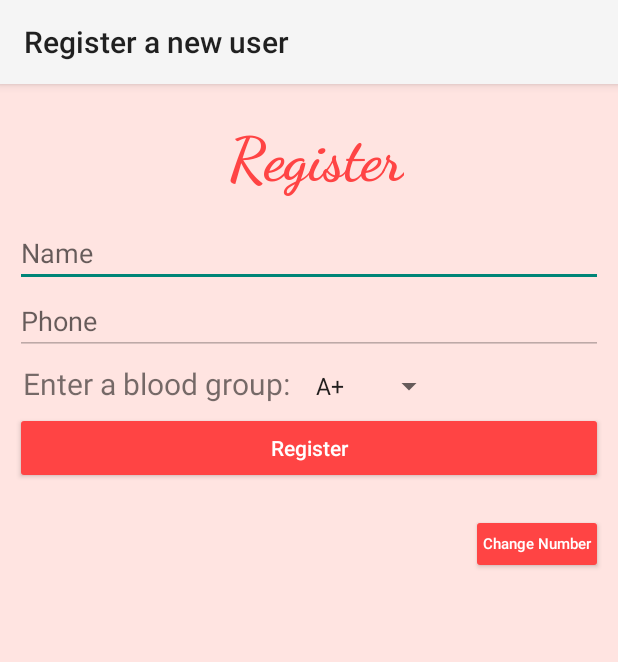
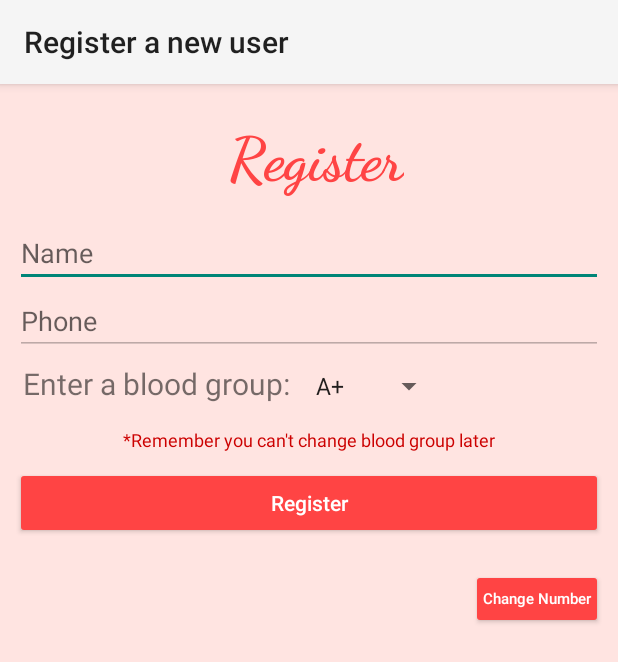
Before and after one commit to asifsabir4you/bloodbank, an Android app: the RegistrationActivity screen opened directly, with no data from a screen before it, on a phone screen of 412 x 824 dp. Shown: the top 662 px of the screen. Run offline under Robolectric (Android 15) with nearby library versions, the phone set to English and light mode, and no system bars; our stand-ins replace Firebase (no records; nobody signed in at launch, a user with empty details on screens opened directly).

Commit message:
splash progress and UI update

```diff
--- a/app/src/main/AndroidManifest.xml
+++ b/app/src/main/AndroidManifest.xml
@@ -25,7 +25,7 @@
 
         <activity
             android:name=".SplashScreen"
-            android:theme="@android:style/Theme.Light.NoTitleBar">
+            android:theme="@style/AppTheme.NoActionBar">
             <intent-filter>
                 <action android:name="android.intent.action.MAIN" />
 
--- a/app/src/main/java/com/example/asifsabir/blooddonor/MakeRequest.java
+++ b/app/src/main/java/com/example/asifsabir/blooddonor/MakeRequest.java
@@ -154,7 +154,7 @@ public class MakeRequest extends AppCompatActivity implements AdapterView.OnItem
     }
 
     public String getTimeStamp() {
-        SimpleDateFormat simpleDateFormat = new SimpleDateFormat("'Time: 'KK:mm a \n 'Date: 'dd-MM-yyyy ");
+        SimpleDateFormat simpleDateFormat = new SimpleDateFormat("'Time: 'KK:mm a \n'Date: 'dd-MM-yyyy ");
         String format = simpleDateFormat.format(new Date());
         return format;
     }
--- a/app/src/main/res/anim/app_name_anim.xml
+++ b/app/src/main/res/anim/app_name_anim.xml
@@ -1,6 +1,6 @@
 <?xml version="1.0" encoding="utf-8"?>
 <set xmlns:android="http://schemas.android.com/apk/res/android">
-    <translate android:duration="1000"
+    <translate android:duration="1500"
         android:fromYDelta="100%p"
         android:fromXDelta="0%p"
         />
--- a/app/src/main/res/anim/blood_drop_anim.xml
+++ b/app/src/main/res/anim/blood_drop_anim.xml
@@ -1,6 +1,6 @@
 <?xml version="1.0" encoding="utf-8"?>
 <set xmlns:android="http://schemas.android.com/apk/res/android">
-<translate android:duration="700"
+<translate android:duration="1500"
     android:fromYDelta="-100%p"
     android:fromXDelta="0%p"
     />
--- a/app/src/main/res/layout/activity_make_request.xml
+++ b/app/src/main/res/layout/activity_make_request.xml
@@ -60,7 +60,9 @@
             android:id="@+id/et_location"
             android:layout_width="match_parent"
             android:layout_height="wrap_content"
-            android:hint="location" />
+            android:hint="patient's Location"
+
+            />
 
         <Button
             android:id="@+id/btn_request"
@@ -76,7 +78,7 @@
             android:layout_height="wrap_content"
             android:layout_gravity="center"
             android:layout_margin="5dp"
-            android:text="* remember you can make blood request once daily."
+            android:text="* Remember you can make blood request once daily."
             android:textColor="@color/colorPrimary"
             android:textSize="12dp" />
 
--- a/app/src/main/res/layout/activity_registration.xml
+++ b/app/src/main/res/layout/activity_registration.xml
@@ -57,15 +57,25 @@
 
         </LinearLayout>
 
+        <TextView
+            android:layout_width="wrap_content"
+            android:layout_height="wrap_content"
+            android:layout_gravity="center"
+            android:layout_marginTop="10dp"
+            android:text="*Remember you can't change blood group later"
+            android:textColor="@color/colorPrimary"
+            android:textSize="12dp" />
+
 
         <Button
             android:id="@+id/btn_register"
             android:layout_width="match_parent"
             android:layout_height="wrap_content"
+            android:layout_marginTop="10dp"
+            android:backgroundTint="@color/colorPrimaryDark"
             android:text="Register"
-            android:textColor="@android:color/white"
-            android:backgroundTint="@color/colorPrimaryDark"
-            android:textAllCaps="false" />
+            android:textAllCaps="false"
+            android:textColor="@android:color/white" />
 
         <Button
             android:id="@+id/btn_change_number"
@@ -73,11 +83,11 @@
             android:layout_height="40dp"
             android:layout_gravity="right"
             android:layout_marginTop="20dp"
+            android:backgroundTint="@color/colorPrimaryDark"
             android:padding="2dp"
-            android:textColor="@android:color/white"
-            android:backgroundTint="@color/colorPrimaryDark"
             android:text="Change Number"
             android:textAllCaps="false"
+            android:textColor="@android:color/white"
             android:textSize="10dp" />
 
     </LinearLayout>
--- a/app/src/main/res/layout/activity_splash.xml
+++ b/app/src/main/res/layout/activity_splash.xml
@@ -17,7 +17,7 @@
         android:layout_width="wrap_content"
         android:layout_height="wrap_content"
         android:layout_marginTop="20dp"
-        android:fontFamily="cursive"
+        android:fontFamily="monospace"
         android:text="@string/app_name"
         android:textColor="@color/colorPrimary"
         android:textSize="50dp" />
@@ -27,5 +27,6 @@
         android:layout_width="match_parent"
         android:layout_height="wrap_content"
         android:layout_marginTop="15dp"
-        android:layout_gravity="center" />
+        android:layout_gravity="center"
+        android:id="@+id/splash_progressbar"/>
 </LinearLayout>
--- a/app/src/main/res/layout/content_main.xml
+++ b/app/src/main/res/layout/content_main.xml
@@ -91,7 +91,7 @@
             <TextView
                 android:layout_width="wrap_content"
                 android:layout_height="wrap_content"
-                android:text="  blood donor"
+                android:text="  blood hero"
                 android:textColor="@android:color/black"
                 android:textSize="20dp" />
 
--- a/app/src/main/res/values/strings.xml
+++ b/app/src/main/res/values/strings.xml
@@ -1,5 +1,5 @@
 <resources>
-    <string name="app_name">Blood Donor</string>
+    <string name="app_name">Blood Hero</string>
     <string-array name="blood_group_array">
         <item>A+</item>
         <item>A-</item>
```
Also changed, not shown: app/src/main/java/com/example/asifsabir/blooddonor/ShowRequest.java (+20 -9 lines), app/src/main/java/com/example/asifsabir/blooddonor/SplashScreen.java (+3 -4 lines).
